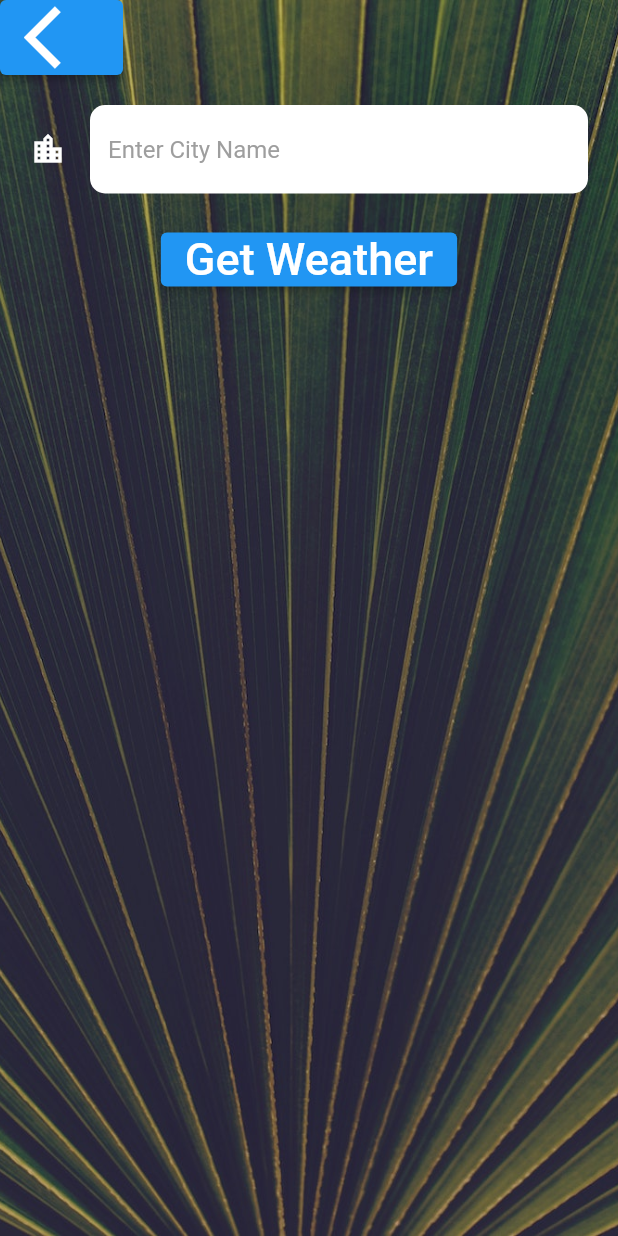
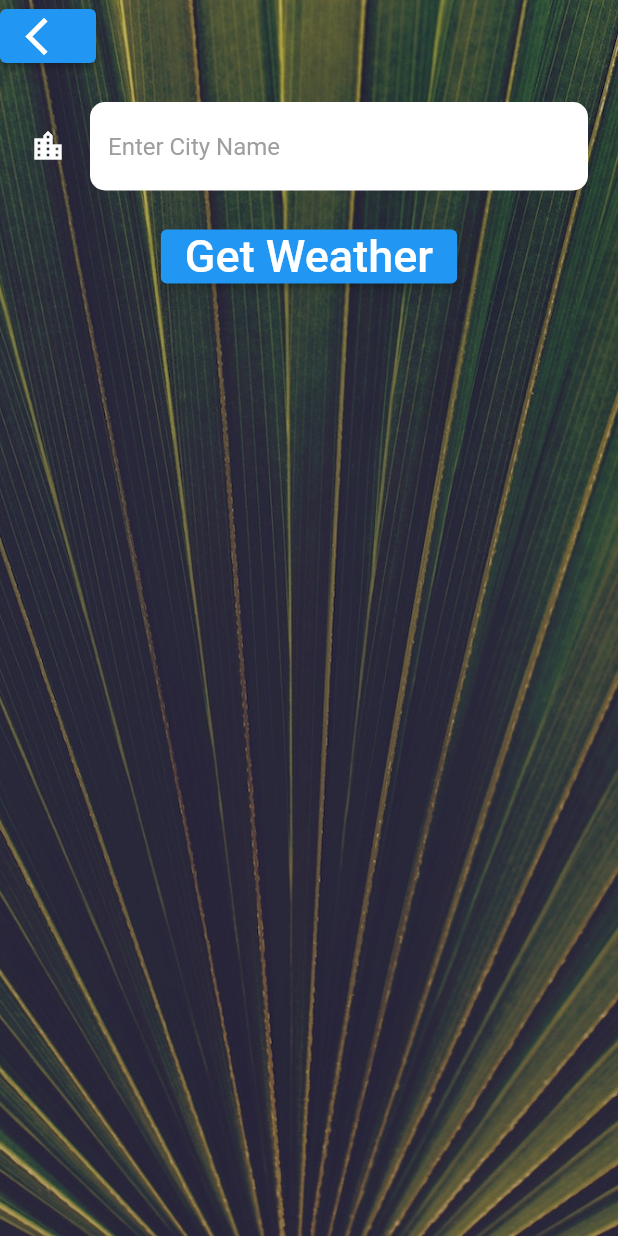
Before and after one commit to emjaycodes/clima, a Flutter app: the LocationScreen screen opened directly, after a tap on the "location city" icon, on a phone screen of 412 x 824 dp. Run offline on Flutter 3.47's test engine with Material 2 defaults, Android fonts, the phone set to English and light mode, and no system bars; our stand-ins replace flutter_spinkit, geolocator; network calls fail; Roboto replaces fonts that are missing (Spartan MB).

Commit message:
created navigation for the back button

```diff
--- a/lib/screens/city_screens.dart
+++ b/lib/screens/city_screens.dart
@@ -27,10 +27,12 @@ class _CityScreenState extends State<CityScreen> {
               Align(
                 alignment: Alignment.topLeft,
                 child: ElevatedButton(
-                  onPressed: () {},
+                  onPressed: () {
+                    Navigator.pop(context,);
+                  },
                   child: const Icon(
                     Icons.arrow_back_ios,
-                    size: 50.0,
+                    size: 30.0,
                   ),
                 ),
               ),
--- a/lib/screens/location_screen.dart
+++ b/lib/screens/location_screen.dart
@@ -20,7 +20,6 @@ class _LocationScreenState extends State<LocationScreen> {
   String weatherIcon = '' ;
   String cityName = '';
   String weatherMessage = '';
-
   @override
   void initState() {
     super.initState();
@@ -30,6 +29,7 @@ class _LocationScreenState extends State<LocationScreen> {
 
 
   void updateUI(dynamic weatherData){
+
     setState(() {
       if (weatherData == null){
         temperature = 0;
@@ -47,9 +47,6 @@ class _LocationScreenState extends State<LocationScreen> {
   });
 
 
-
-
-  print(temperature);
 
   }
   Widget build(BuildContext context) {
@@ -79,7 +76,7 @@ class _LocationScreenState extends State<LocationScreen> {
                     },
                     child: const Icon(
                       Icons.near_me,
-                      size: 50.0,
+                      size: 30.0,
                     ),
                   ),
                   ElevatedButton(
@@ -88,13 +85,14 @@ class _LocationScreenState extends State<LocationScreen> {
                         context,
                         MaterialPageRoute(builder: (context) => CityScreen()));
                     if (typedName != null) {
-
+                      var weatherData = await weather.getCityWeather(typedName);
+                      updateUI(weatherData);
                     }
                     },
 
                     child: const Icon(
                       Icons.location_city,
-                      size: 50.0,
+                      size: 30.0,
                     ),
                   ),
                 ],
```
Also changed, not shown: lib/services/weather.dart (+9 -0 lines).
